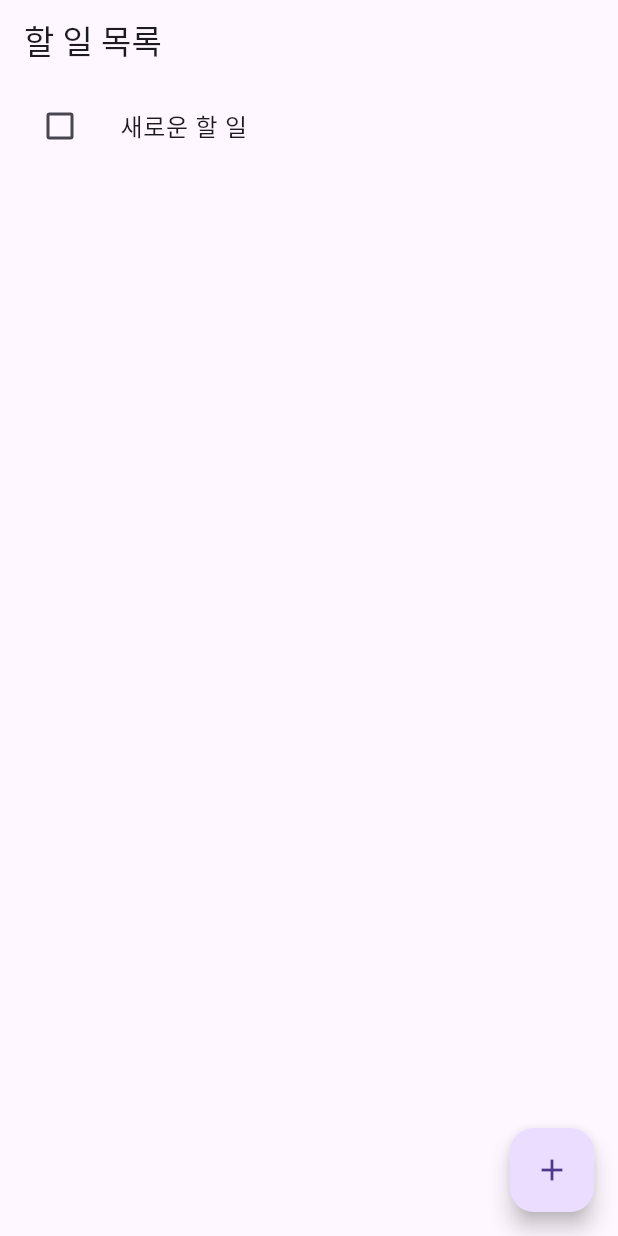
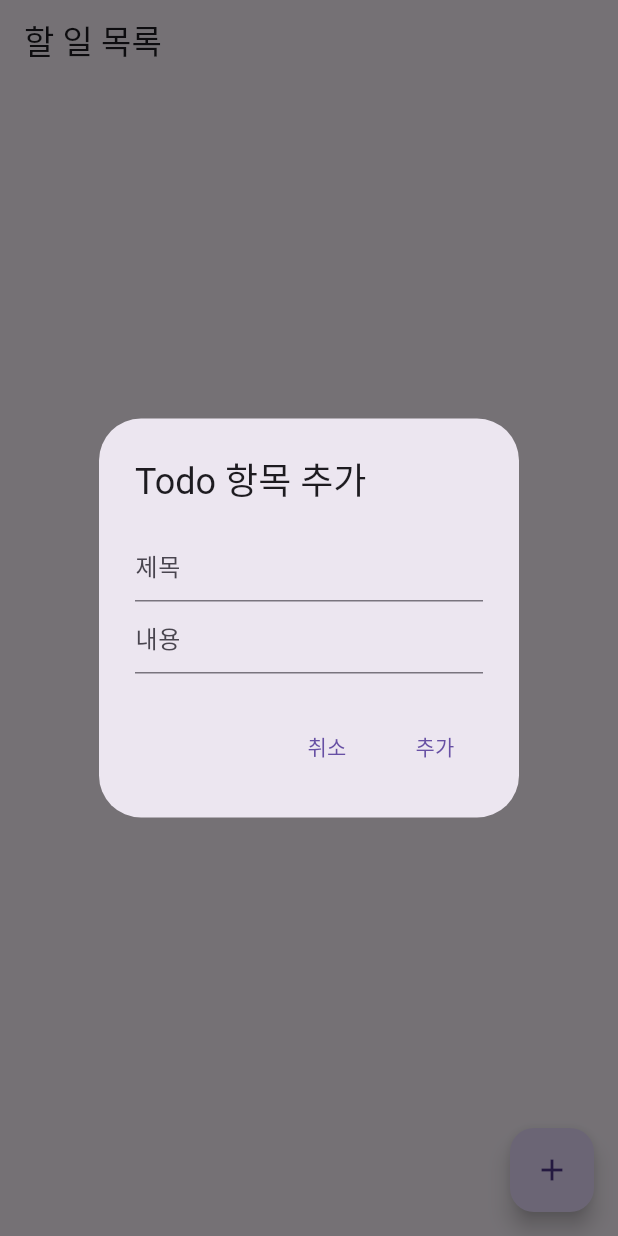
Before and after one commit to 6cessfuldev/FLUTTER_TODO_MVVM, a Flutter app: the screen it shows after launch, after a tap on the "add" icon, on a phone screen of 412 x 824 dp. Run offline on Flutter 3.47's test engine with Material 3 defaults, Android fonts, the phone set to English and light mode, and no system bars; our stand-ins replace equatable, flutter_bloc, freezed_annotation, shared_preferences.

Commit message:
✨Feat(TodosPage): _showAddTodoDialog, _buildBody

```diff
--- a/lib/view/todos_page.dart
+++ b/lib/view/todos_page.dart
@@ -10,16 +10,62 @@ import 'package:todomvvm/viewModel/todo_state.dart';
 class TodosPage extends StatelessWidget {
   const TodosPage({super.key});
 
-  @override
-  Widget build(BuildContext context) {
-    WidgetsBinding.instance.addPostFrameCallback((_) {
-      context.read<TodoBloc>().add(TodosLoaded());
-    });
+  void _showAddTodoDialog(BuildContext context) async {
+    TextEditingController titleController = TextEditingController();
+    TextEditingController contentController = TextEditingController();
 
-    return Scaffold(
-      appBar: AppBar(title: const Text('할 일 목록')),
-      body: BlocBuilder<TodoBloc, TodoState>(
-        builder: (context, state) {
+    void Function(TodoEvent event) addEvent = context.read<TodoBloc>().add;
+
+    return showDialog<void>(
+      context: context,
+      barrierDismissible: false, // 사용자가 다이얼로그 바깥을 탭해도 닫히지 않음
+      builder: (BuildContext context) {
+        return AlertDialog(
+          title: const Text('Todo 항목 추가'),
+          content: SingleChildScrollView(
+            child: ListBody(
+              children: <Widget>[
+                TextField(
+                  controller: titleController,
+                  decoration: const InputDecoration(hintText: "제목"),
+                ),
+                TextField(
+                  controller: contentController,
+                  decoration: const InputDecoration(hintText: "내용"),
+                ),
+              ],
+            ),
+          ),
+          actions: <Widget>[
+            TextButton(
+              child: const Text('취소'),
+              onPressed: () {
+                Navigator.of(context).pop();
+              },
+            ),
+            TextButton(
+              child: const Text('추가'),
+              onPressed: () {
+                String uniqueId =
+                    '${DateTime.now().millisecondsSinceEpoch}-${Random().nextInt(999999)}';
+                Todo newTodo = Todo(
+                    id: uniqueId,
+                    title: titleController.text,
+                    description: contentController.text);
+
+                addEvent(TodoAdded(newTodo));
+                Navigator.of(context).pop();
+              },
+            ),
+          ],
+        );
+      },
+    );
+  }
+
+  Widget _buildBody(context) {
+    return BlocBuilder<TodoBloc, TodoState>(builder: (context, state) {
+      var state = context.watch<TodoBloc>().state;
       if (state is TodosLoadInProgress) {
         return const Center(child: CircularProgressIndicator());
       } else if (state is TodosLoadSuccess) {
@@ -33,8 +79,9 @@ class TodosPage extends StatelessWidget {
               leading: Checkbox(
                 value: todo.isCompleted,
                 onChanged: (bool? newValue) {
-                      context.read<TodoBloc>().add(
-                          TodoUpdated(todo.copyWith(isCompleted: newValue!)));
+                  context
+                      .read<TodoBloc>()
+                      .add(TodoUpdated(todo.copyWith(isCompleted: newValue!)));
                 },
               ),
             );
@@ -43,14 +90,17 @@ class TodosPage extends StatelessWidget {
       } else {
         return const Center(child: Text('할 일 목록을 불러오는 데 실패했습니다.'));
       }
-        },
-      ),
+    });
+  }
+
+  @override
+  Widget build(BuildContext context) {
+    return Scaffold(
+      appBar: AppBar(title: const Text('할 일 목록')),
+      body: _buildBody(context),
       floatingActionButton: FloatingActionButton(
         onPressed: () {
-          String uniqueId =
-              '${DateTime.now().millisecondsSinceEpoch}-${Random().nextInt(999999)}';
-          Todo newTodo = Todo(id: uniqueId, title: '새로운 할 일');
-          context.read<TodoBloc>().add(TodoAdded(newTodo));
+          _showAddTodoDialog(context);
         },
         child: const Icon(Icons.add),
       ),
```
Lines whose indentation alone changed are shown as unchanged.
